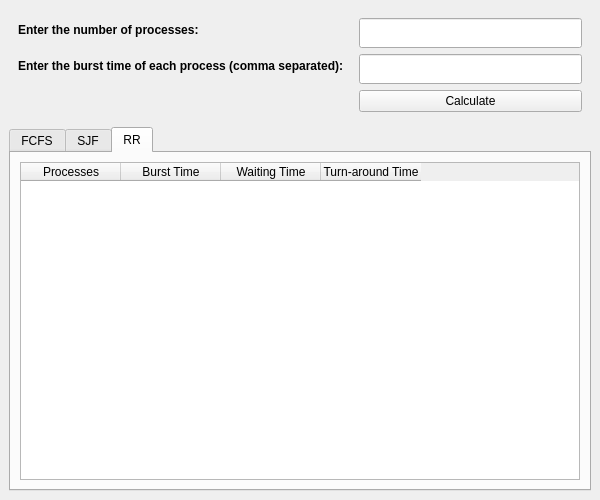
The window that GUI/app.ui (RheaAdh/OSMiniProject) describes before a commit, drawn with Qt 5.
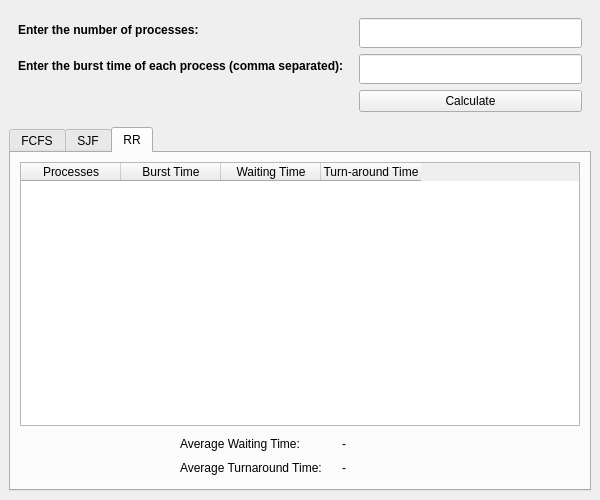
The same window after the commit. The open tabs and pages were chosen to show the change.

Commit message: Updated UI to show avgwait and avgturn

```diff
--- a/GUI/app.ui
+++ b/GUI/app.ui
@@ -108,7 +108,7 @@
     </item>
     <item>
      <widget class="QWidget" name="widget_2" native="true">
-      <layout class="QHBoxLayout" name="horizontalLayout">
+      <layout class="QVBoxLayout" name="verticalLayout_2">
        <property name="leftMargin">
         <number>0</number>
        </property>
@@ -205,7 +205,7 @@
           <attribute name="title">
            <string>RR</string>
           </attribute>
-          <layout class="QHBoxLayout" name="horizontalLayout_4">
+          <layout class="QVBoxLayout" name="verticalLayout_5">
            <item>
             <widget class="QTableWidget" name="rrtable">
              <attribute name="verticalHeaderVisible">
@@ -233,6 +233,56 @@
              </column>
             </widget>
            </item>
+           <item>
+            <layout class="QFormLayout" name="formLayout_4">
+             <property name="horizontalSpacing">
+              <number>20</number>
+             </property>
+             <property name="verticalSpacing">
+              <number>10</number>
+             </property>
+             <property name="leftMargin">
+              <number>160</number>
+             </property>
+             <property name="topMargin">
+              <number>5</number>
+             </property>
+             <property name="bottomMargin">
+              <number>5</number>
+             </property>
+             <item row="0" column="0">
+              <widget class="QLabel" name="label_11">
+               <property name="text">
+                <string>Average Waiting Time: </string>
+               </property>
+              </widget>
+             </item>
+             <item row="0" column="1">
+              <widget class="QLabel" name="rrwait">
+               <property name="text">
+                <string>-</string>
+               </property>
+               <property name="alignment">
+                <set>Qt::AlignLeading|Qt::AlignLeft|Qt::AlignVCenter</set>
+               </property>
+              </widget>
+             </item>
+             <item row="1" column="0">
+              <widget class="QLabel" name="label_13">
+               <property name="text">
+                <string>Average Turnaround Time:</string>
+               </property>
+              </widget>
+             </item>
+             <item row="1" column="1">
+              <widget class="QLabel" name="rrturn">
+               <property name="text">
+                <string>-</string>
+               </property>
+              </widget>
+             </item>
+            </layout>
+           </item>
           </layout>
          </widget>
         </widget>
```
Left out of the diff: 100 changed lines with no effect on the pictures. The commit also changes 2 other files.
